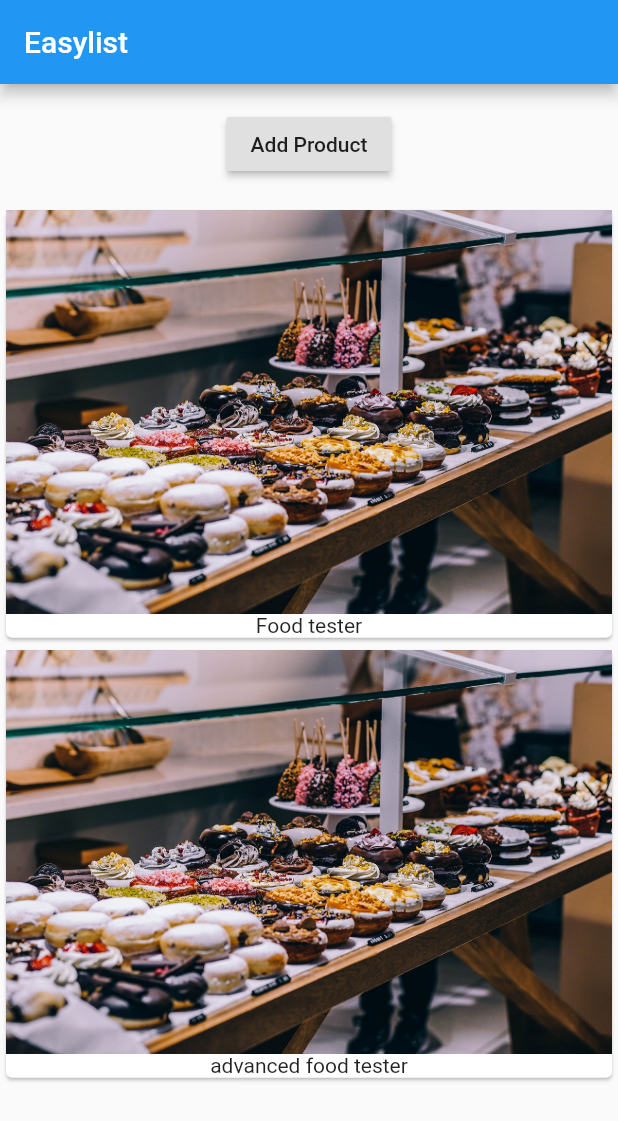
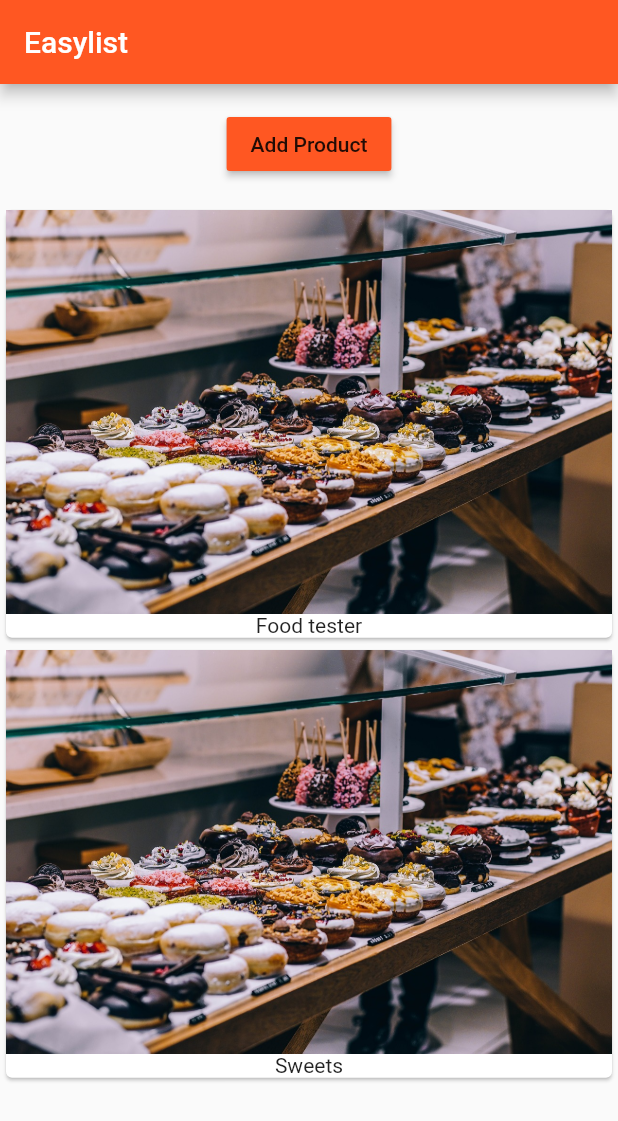
Before and after one commit to DanielReyesDev/FlutterUdemyCourse, a Flutter app: the screen it shows after launch, after a tap on "Add Product", on a phone screen of 412 x 824 dp. Shown: the top 1121 px of the screen. Run offline on Flutter 3.47's test engine with Material 2 defaults, Android fonts, the phone set to English and light mode, and no system bars.

Commit message:
follwowing the course. valuable: passing functions as a reference for a child

```diff
--- a/lib/main.dart
+++ b/lib/main.dart
@@ -8,12 +8,17 @@ class MyApp extends StatelessWidget {
     Widget build(BuildContext context) {
       // TODO: implement build
       return MaterialApp(
-          home: Scaffold(
-            appBar: AppBar(
-              title: Text("Easylist"),
-            ),
-            body: ProductManager("Food tester"),
+        theme: ThemeData(
+          brightness: Brightness.light,
+          primarySwatch: Colors.deepOrange,
+          accentColor: Colors.deepPurple
+        ),
+        home: Scaffold(
+          appBar: AppBar(
+            title: Text("Easylist"),
           ),
-        );
+          body: ProductManager(startingProduct: "Food tester",),
+        ),
+      );
     }
 }
--- /dev/null
+++ b/lib/product_control.dart
@@ -0,0 +1,19 @@
+import 'package:flutter/material.dart';
+
+class ProductControl extends StatelessWidget {
+
+  final Function addProduct;
+
+  ProductControl(this.addProduct);
+
+  @override
+    Widget build(BuildContext context) {
+      return RaisedButton(
+                color: Theme.of(context).primaryColor,
+                  onPressed: (){
+                    addProduct('Sweets');
+                  },
+                  child: Text("Add Product"),
+                );
+    }
+}
--- a/lib/product_manager.dart
+++ b/lib/product_manager.dart
@@ -1,29 +1,46 @@
 import 'package:flutter/material.dart';
 import './products.dart';
+import './product_control.dart';
 
 class ProductManager extends StatefulWidget {
 
   final String startingProduct;
 
-  ProductManager(this.startingProduct);
+  ProductManager({this.startingProduct = "Sweets Tester"}) {
+    print("[Product Manager] constructor");
+  }
 
   @override
     State<StatefulWidget> createState() {
+      print("[Product Manager] createState");
       return _ProductManagerState();
     }
 }
 
 class _ProductManagerState extends State<ProductManager> {
-
-  List<String> _products = [];
+  // final List<String> _products = const []; -> this makes totally unmodifiable our list
+  final List<String> _products = [];
 
 
   @override
   void initState() {
+    print("[Product Manager State] initState");
+    super.initState();
     _products.add(widget.startingProduct); // It only can be used
-    super.initState();
   }
 
+  @override
+  void didUpdateWidget(ProductManager oldWidget) {
+    super.didUpdateWidget(oldWidget);
+    print("[Product Manager State] didUpdateWidget");
+
+  }
+
+  void _addProduct(String product) {
+    setState(() {
+      _products.add(product); //we're not asign it a new list, just mutating the List, that's why 'final' works
+    });
+  }
 
   @override
     Widget build(BuildContext context) {
@@ -33,14 +50,7 @@ class _ProductManagerState extends State<ProductManager> {
         children: <Widget>[
            Container(
               margin: EdgeInsets.all(16.0),
-              child: RaisedButton(
-                  onPressed: (){
-                    setState(() {
-                      _products.add("advanced food tester");
-                    });
-                  },
-                  child: Text("Add Product"),
-                ),
+              child: ProductControl(_addProduct), //Passing a reference to the function
             ),
             Products(this._products),
         ],
--- a/lib/products.dart
+++ b/lib/products.dart
@@ -5,11 +5,13 @@ class Products extends StatelessWidget {
 
   final List<String> products; //Because of is a StateLessWidget
 
-  Products(this.products);
+  Products([this.products = const []]) {
+    print("[Products] constructor");
+  }
 
   @override
     Widget build(BuildContext context) {
-      // TODO: implement build
+      print("[Products] build");
       print("🛑 products:");
       print(products);
 
```
